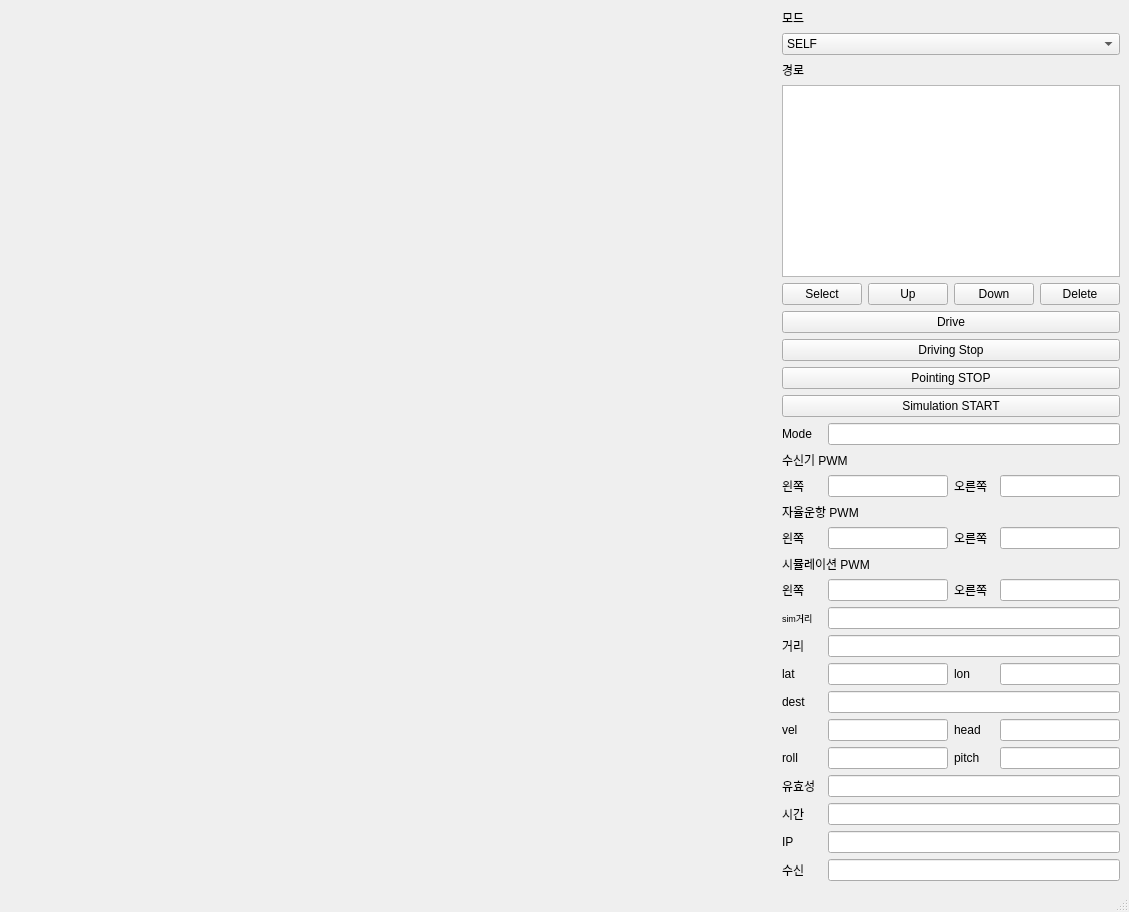
dup06087/Automatic_driving_ship, file Ship_Controller/V1.0_United/V1_UI.ui: the form before one commit.
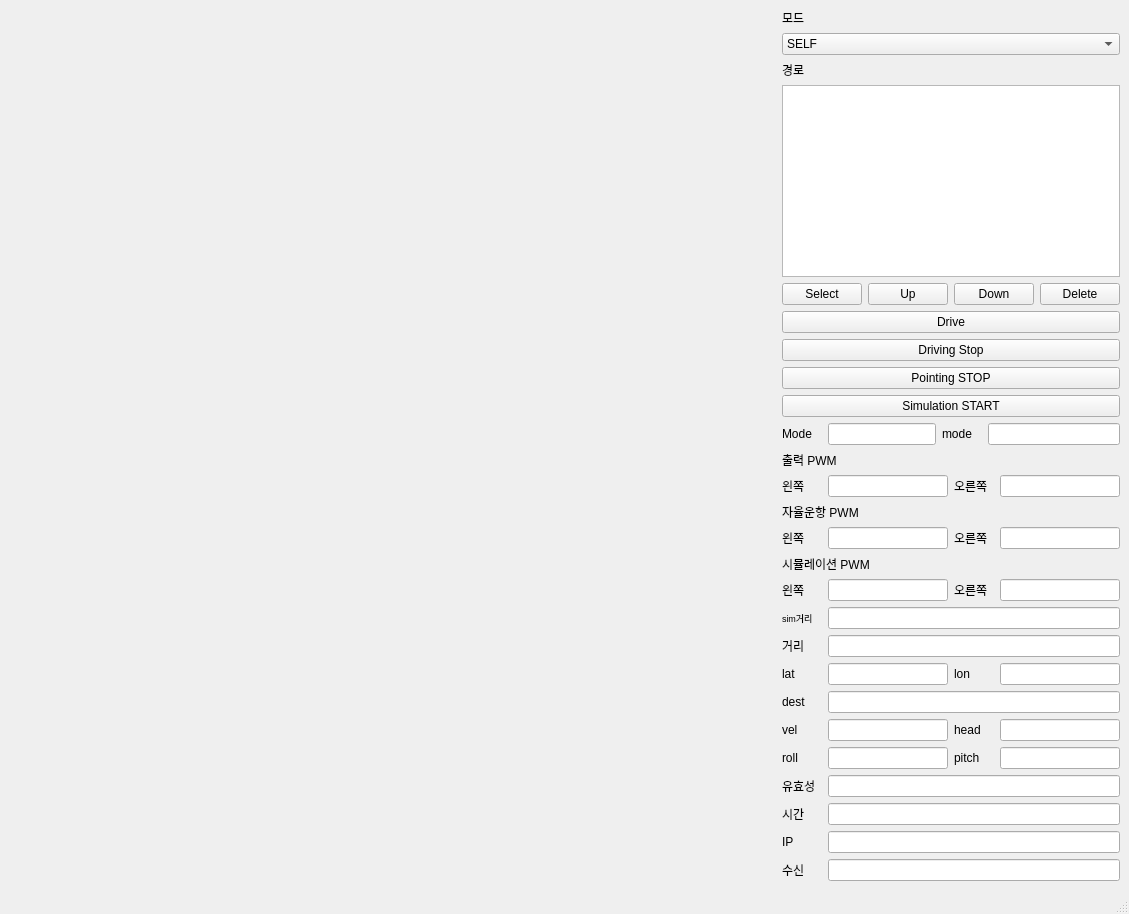
The form after the commit.

```diff
--- a/Ship_Controller/V1.0_United/V1_UI.ui
+++ b/Ship_Controller/V1.0_United/V1_UI.ui
@@ -7,7 +7,7 @@
     <x>0</x>
     <y>0</y>
     <width>1129</width>
-    <height>813</height>
+    <height>914</height>
    </rect>
   </property>
   <property name="windowTitle">
@@ -235,6 +235,34 @@
             </property>
            </widget>
           </item>
+          <item>
+           <widget class="QLabel" name="lbl_mode_nucleo">
+            <property name="sizePolicy">
+             <sizepolicy hsizetype="Fixed" vsizetype="Preferred">
+              <horstretch>0</horstretch>
+              <verstretch>0</verstretch>
+             </sizepolicy>
+            </property>
+            <property name="minimumSize">
+             <size>
+              <width>40</width>
+              <height>0</height>
+             </size>
+            </property>
+            <property name="maximumSize">
+             <size>
+              <width>40</width>
+              <height>16777215</height>
+             </size>
+            </property>
+            <property name="text">
+             <string>mode</string>
+            </property>
+           </widget>
+          </item>
+          <item>
+           <widget class="QLineEdit" name="edit_mode_chk"/>
+          </item>
          </layout>
         </item>
         <item>
@@ -246,7 +274,7 @@
            </sizepolicy>
           </property>
           <property name="text">
-           <string>수신기 PWM</string>
+           <string>출력 PWM</string>
           </property>
          </widget>
         </item>
```
Left out of the diff: 2 changed lines with no effect on the pictures.
